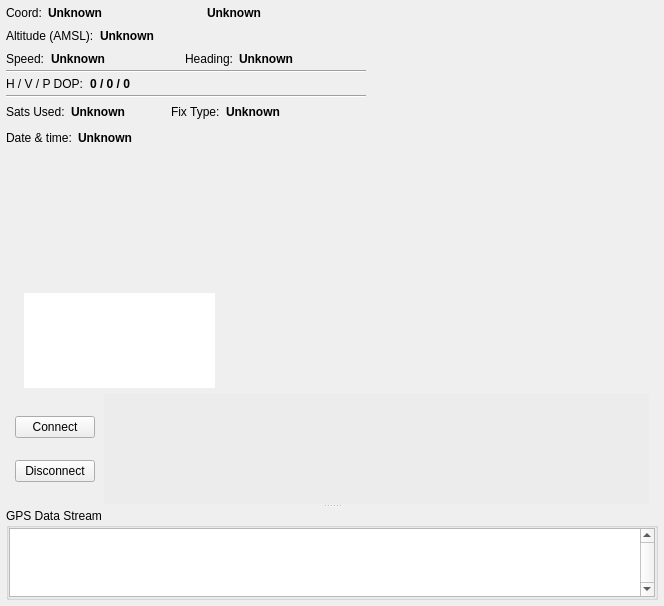
librepilot/LibrePilot, file ground/gcs/src/plugins/gpsdisplay/gpsdisplaywidget.ui: the form before one commit.
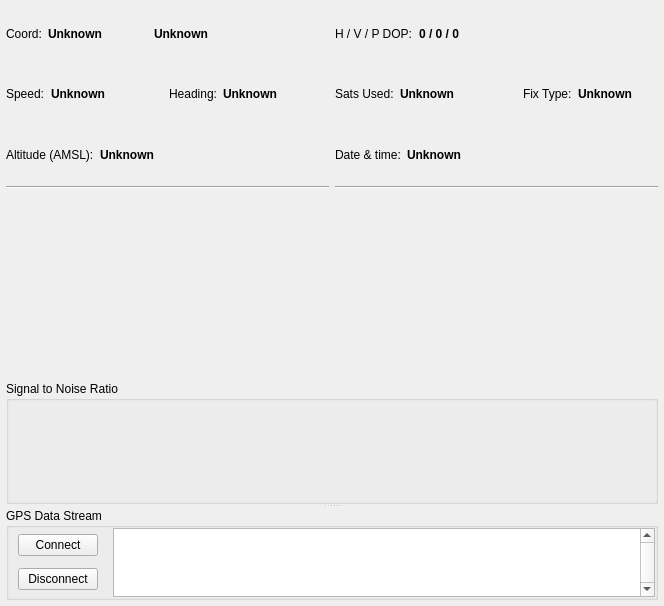
The form after the commit. Custom widgets are drawn as their Qt base class.

Patch:
```diff
--- a/ground/gcs/src/plugins/gpsdisplay/gpsdisplaywidget.ui
+++ b/ground/gcs/src/plugins/gpsdisplay/gpsdisplaywidget.ui
@@ -47,9 +47,17 @@
       <bool>true</bool>
      </property>
      <widget class="QWidget" name="layoutWidget">
-      <layout class="QGridLayout" name="gridLayout" rowstretch="3,0">
+      <layout class="QGridLayout" name="gridLayout" rowstretch="1,0,0">
+       <property name="horizontalSpacing">
+        <number>6</number>
+       </property>
+       <property name="verticalSpacing">
+        <number>0</number>
+       </property>
        <item row="0" column="0">
-        <layout class="QVBoxLayout" name="infoVerticalLayout" stretch="0,0,0,0,0,0,0,0,0,0,0,0,0,0,0,1,0,0">
+        <layout class="QGridLayout" name="gridLayout_2">
+         <item row="0" column="0">
+          <layout class="QVBoxLayout" name="infoVerticalLayout" stretch="0,0,0,0,0,0,0">
          <property name="spacing">
           <number>0</number>
          </property>
@@ -83,6 +91,18 @@
            </item>
            <item>
             <widget class="QLabel" name="coord_value">
+               <property name="minimumSize">
+                <size>
+                 <width>80</width>
+                 <height>0</height>
+                </size>
+               </property>
+               <property name="maximumSize">
+                <size>
+                 <width>100</width>
+                 <height>16777215</height>
+                </size>
+               </property>
              <property name="font">
               <font>
                <weight>75</weight>
@@ -100,18 +120,30 @@
               <enum>Qt::Horizontal</enum>
              </property>
              <property name="sizeType">
-              <enum>QSizePolicy::Minimum</enum>
+                <enum>QSizePolicy::Preferred</enum>
              </property>
              <property name="sizeHint" stdset="0">
               <size>
                <width>6</width>
-               <height>0</height>
+                 <height>20</height>
               </size>
              </property>
             </spacer>
            </item>
            <item>
             <widget class="QLabel" name="coord_value_2">
+               <property name="minimumSize">
+                <size>
+                 <width>80</width>
+                 <height>0</height>
+                </size>
+               </property>
+               <property name="maximumSize">
+                <size>
+                 <width>100</width>
+                 <height>16777215</height>
+                </size>
+               </property>
              <property name="font">
               <font>
                <weight>75</weight>
@@ -129,12 +161,12 @@
               <enum>Qt::Horizontal</enum>
              </property>
              <property name="sizeType">
-              <enum>QSizePolicy::Minimum</enum>
+                <enum>QSizePolicy::MinimumExpanding</enum>
              </property>
              <property name="sizeHint" stdset="0">
               <size>
                <width>6</width>
-               <height>0</height>
+                 <height>20</height>
               </size>
              </property>
             </spacer>
@@ -158,79 +190,7 @@
           </spacer>
          </item>
          <item>
-          <layout class="QHBoxLayout" name="horizontalLayout_2">
-           <property name="topMargin">
-            <number>0</number>
-           </property>
-           <item>
-            <widget class="QLabel" name="alt_label">
-             <property name="text">
-              <string>Altitude (AMSL):</string>
-             </property>
-            </widget>
-           </item>
-           <item>
-            <spacer name="horizontalSpacer_15">
-             <property name="orientation">
-              <enum>Qt::Horizontal</enum>
-             </property>
-             <property name="sizeType">
-              <enum>QSizePolicy::Minimum</enum>
-             </property>
-             <property name="sizeHint" stdset="0">
-              <size>
-               <width>6</width>
-               <height>20</height>
-              </size>
-             </property>
-            </spacer>
-           </item>
-           <item>
-            <widget class="QLabel" name="coord_value_3">
-             <property name="font">
-              <font>
-               <weight>75</weight>
-               <bold>true</bold>
-              </font>
-             </property>
-             <property name="text">
-              <string>Unknown</string>
-             </property>
-            </widget>
-           </item>
-           <item>
-            <spacer name="horizontalSpacer_16">
-             <property name="orientation">
-              <enum>Qt::Horizontal</enum>
-             </property>
-             <property name="sizeHint" stdset="0">
-              <size>
-               <width>40</width>
-               <height>20</height>
-              </size>
-             </property>
-            </spacer>
-           </item>
-          </layout>
-         </item>
-         <item>
-          <spacer name="verticalSpacer_3">
-           <property name="orientation">
-            <enum>Qt::Vertical</enum>
-           </property>
-           <property name="sizeType">
-            <enum>QSizePolicy::Preferred</enum>
-           </property>
-           <property name="sizeHint" stdset="0">
-            <size>
-             <width>20</width>
-             <height>6</height>
-            </size>
-           </property>
-          </spacer>
-         </item>
-         <item>
-          <layout class="QHBoxLayout" name="infoHorizontalLayout2" stretch="0,0,1,0,0,0,1">
+            <layout class="QHBoxLayout" name="infoHorizontalLayout2" stretch="0,0,1,0,0,0,0,1">
            <property name="spacing">
             <number>0</number>
            </property>
@@ -259,6 +219,12 @@
            </item>
            <item>
             <widget class="QLabel" name="speed_value">
+               <property name="minimumSize">
+                <size>
+                 <width>40</width>
+                 <height>0</height>
+                </size>
+               </property>
              <property name="font">
               <font>
                <weight>75</weight>
@@ -273,6 +239,19 @@
              </property>
             </widget>
            </item>
+             <item>
+              <spacer name="horizontalSpacer_19">
+               <property name="orientation">
+                <enum>Qt::Horizontal</enum>
+               </property>
+               <property name="sizeHint" stdset="0">
+                <size>
+                 <width>6</width>
+                 <height>20</height>
+                </size>
+               </property>
+              </spacer>
+             </item>
            <item>
             <spacer name="horizontalSpacer_9">
              <property name="orientation">
@@ -314,6 +293,12 @@
            </item>
            <item>
             <widget class="QLabel" name="bear_value">
+               <property name="minimumSize">
+                <size>
+                 <width>50</width>
+                 <height>0</height>
+                </size>
+               </property>
              <property name="font">
               <font>
                <weight>75</weight>
@@ -327,6 +312,81 @@
            </item>
           </layout>
          </item>
+           <item>
+            <spacer name="verticalSpacer_3">
+             <property name="orientation">
+              <enum>Qt::Vertical</enum>
+             </property>
+             <property name="sizeType">
+              <enum>QSizePolicy::Preferred</enum>
+             </property>
+             <property name="sizeHint" stdset="0">
+              <size>
+               <width>20</width>
+               <height>6</height>
+              </size>
+             </property>
+            </spacer>
+           </item>
+           <item>
+            <layout class="QHBoxLayout" name="horizontalLayout_2">
+             <property name="spacing">
+              <number>0</number>
+             </property>
+             <property name="topMargin">
+              <number>0</number>
+             </property>
+             <item>
+              <widget class="QLabel" name="alt_label">
+               <property name="text">
+                <string>Altitude (AMSL):</string>
+               </property>
+              </widget>
+             </item>
+             <item>
+              <spacer name="horizontalSpacer_15">
+               <property name="orientation">
+                <enum>Qt::Horizontal</enum>
+               </property>
+               <property name="sizeType">
+                <enum>QSizePolicy::Minimum</enum>
+               </property>
+               <property name="sizeHint" stdset="0">
+                <size>
+                 <width>6</width>
+                 <height>20</height>
+                </size>
+               </property>
+              </spacer>
+             </item>
+             <item>
+              <widget class="QLabel" name="coord_value_3">
+               <property name="font">
+                <font>
+                 <weight>75</weight>
+                 <bold>true</bold>
+                </font>
+               </property>
+               <property name="text">
+                <string>Unknown</string>
+               </property>
+              </widget>
+             </item>
+             <item>
+              <spacer name="horizontalSpacer_16">
+               <property name="orientation">
+                <enum>Qt::Horizontal</enum>
+               </property>
+               <property name="sizeHint" stdset="0">
+                <size>
+                 <width>6</width>
+                 <height>20</height>
+                </size>
+               </property>
+              </spacer>
+             </item>
+            </layout>
+           </item>
          <item>
           <spacer name="verticalSpacer_5">
            <property name="orientation">
@@ -350,24 +410,173 @@
            </property>
           </widget>
          </item>
-         <item>
-          <spacer name="verticalSpacer_6">
-           <property name="orientation">
-            <enum>Qt::Vertical</enum>
-           </property>
-           <property name="sizeType">
-            <enum>QSizePolicy::Preferred</enum>
-           </property>
-           <property name="sizeHint" stdset="0">
+          </layout>
+         </item>
+        </layout>
+       </item>
+       <item row="1" column="1">
+        <widget class="GpsConstellationWidget" name="gpsSky">
+         <property name="enabled">
+          <bool>true</bool>
+         </property>
+         <property name="maximumSize">
+          <size>
+           <width>400</width>
+           <height>400</height>
+          </size>
+         </property>
+         <property name="styleSheet">
+          <string notr="true">background-color: rgba(255, 255, 255, 0);</string>
+         </property>
+         <property name="frameShape">
+          <enum>QFrame::Panel</enum>
+         </property>
+         <property name="verticalScrollBarPolicy">
+          <enum>Qt::ScrollBarAlwaysOff</enum>
+         </property>
+         <property name="horizontalScrollBarPolicy">
+          <enum>Qt::ScrollBarAlwaysOff</enum>
+         </property>
+         <property name="backgroundBrush">
+          <brush brushstyle="NoBrush">
+           <color alpha="255">
+            <red>0</red>
+            <green>0</green>
+            <blue>0</blue>
+           </color>
+          </brush>
+         </property>
+        </widget>
+       </item>
+       <item row="1" column="0">
+        <widget class="FlatEarthWidget" name="flatEarth">
+         <property name="sizePolicy">
+          <sizepolicy hsizetype="MinimumExpanding" vsizetype="MinimumExpanding">
+           <horstretch>0</horstretch>
+           <verstretch>0</verstretch>
+          </sizepolicy>
+         </property>
+         <property name="minimumSize">
             <size>
-             <width>20</width>
-             <height>4</height>
-            </size>
-           </property>
-          </spacer>
-         </item>
+           <width>180</width>
+           <height>90</height>
+          </size>
+         </property>
+         <property name="maximumSize">
+          <size>
+           <width>1440</width>
+           <height>720</height>
+          </size>
+         </property>
+         <property name="sizeIncrement">
+          <size>
+           <width>0</width>
+           <height>0</height>
+          </size>
+         </property>
+         <property name="baseSize">
+          <size>
+           <width>0</width>
+           <height>0</height>
+          </size>
+         </property>
+         <property name="palette">
+          <palette>
+           <active>
+            <colorrole role="Base">
+             <brush brushstyle="SolidPattern">
+              <color alpha="0">
+               <red>170</red>
+               <green>255</green>
+               <blue>0</blue>
+              </color>
+             </brush>
+            </colorrole>
+            <colorrole role="Window">
+             <brush brushstyle="SolidPattern">
+              <color alpha="0">
+               <red>240</red>
+               <green>34</green>
+               <blue>223</blue>
+              </color>
+             </brush>
+            </colorrole>
+           </active>
+           <inactive>
+            <colorrole role="Base">
+             <brush brushstyle="SolidPattern">
+              <color alpha="0">
+               <red>170</red>
+               <green>255</green>
+               <blue>0</blue>
+              </color>
+             </brush>
+            </colorrole>
+            <colorrole role="Window">
+             <brush brushstyle="SolidPattern">
+              <color alpha="0">
+               <red>240</red>
+               <green>34</green>
+               <blue>223</blue>
+              </color>
+             </brush>
+            </colorrole>
+           </inactive>
+           <disabled>
+            <colorrole role="Base">
+             <brush brushstyle="SolidPattern">
+              <color alpha="0">
+               <red>240</red>
+               <green>34</green>
+               <blue>223</blue>
+              </color>
+             </brush>
+            </colorrole>
+            <colorrole role="Window">
+             <brush brushstyle="SolidPattern">
+              <color alpha="0">
+               <red>240</red>
+               <green>34</green>
+               <blue>223</blue>
+              </color>
+             </brush>
+            </colorrole>
+           </disabled>
+          </palette>
+         </property>
+         <property name="cursor" stdset="0">
+          <cursorShape>PointingHandCursor</cursorShape>
+         </property>
+         <property name="toolTip">
+          <string extracomment="Location of GCS on the Earth">&lt;html&gt;&lt;head/&gt;&lt;body&gt;&lt;p&gt;Location of the UAV on the Earth&lt;/p&gt;&lt;p&gt;Click to toggle zoomlevel.&lt;/p&gt;&lt;/body&gt;&lt;/html&gt;</string>
+         </property>
+         <property name="frameShape">
+          <enum>QFrame::NoFrame</enum>
+         </property>
+         <property name="lineWidth">
+          <number>0</number>
+         </property>
+         <property name="verticalScrollBarPolicy">
+          <enum>Qt::ScrollBarAlwaysOff</enum>
+         </property>
+         <property name="horizontalScrollBarPolicy">
+          <enum>Qt::ScrollBarAlwaysOff</enum>
+         </property>
+         <property name="optimizationFlags">
+          <set>QGraphicsView::DontAdjustForAntialiasing</set>
+         </property>
+        </widget>
+       </item>
+       <item row="0" column="1">
+        <layout class="QVBoxLayout" name="verticalLayout_3" stretch="0,0,0,0,0,0,0">
+         <property name="spacing">
+          <number>0</number>
+         </property>
          <item>
-          <layout class="QHBoxLayout" name="infoHorizontalLayout3" stretch="0,0,1">
+          <layout class="QHBoxLayout" name="infoHorizontalLayout3" stretch="0,0,1,0">
+           <property name="spacing">
+            <number>0</number>
+           </property>
            <item>
             <widget class="QLabel" name="label">
              <property name="text">
@@ -404,30 +613,20 @@
              </property>
             </widget>
            </item>
-          </layout>
-         </item>
          <item>
-          <spacer name="verticalSpacer_8">
+            <spacer name="horizontalSpacer_24">
            <property name="orientation">
-            <enum>Qt::Vertical</enum>
-           </property>
-           <property name="sizeType">
-            <enum>QSizePolicy::Preferred</enum>
+              <enum>Qt::Horizontal</enum>
            </property>
            <property name="sizeHint" stdset="0">
             <size>
-             <width>20</width>
-             <height>4</height>
+               <width>6</width>
+               <height>20</height>
             </size>
            </property>
           </spacer>
          </item>
-         <item>
-          <widget class="Line" name="line2">
-           <property name="orientation">
-            <enum>Qt::Horizontal</enum>
-           </property>
-          </widget>
+          </layout>
          </item>
          <item>
           <spacer name="verticalSpacer_7">
@@ -440,13 +639,13 @@
            <property name="sizeHint" stdset="0">
             <size>
              <width>20</width>
-             <height>4</height>
+             <height>6</height>
             </size>
            </property>
           </spacer>
          </item>
          <item>
-          <layout class="QHBoxLayout" name="infoHorizontalLayout4" stretch="0,0,1,0,0,0,0,0,0">
+          <layout class="QHBoxLayout" name="infoHorizontalLayout4" stretch="0,0,1,0,0,0,0,0">
            <property name="spacing">
             <number>0</number>
            </property>
@@ -483,13 +682,13 @@
              </property>
              <property name="minimumSize">
               <size>
-               <width>50</width>
+               <width>30</width>
                <height>0</height>
               </size>
              </property>
              <property name="maximumSize">
               <size>
-               <width>100</width>
+               <width>16777215</width>
                <height>16777215</height>
               </size>
              </property>
@@ -511,7 +710,7 @@
              </property>
              <property name="sizeHint" stdset="0">
               <size>
-               <width>40</width>
+               <width>6</width>
                <height>20</height>
               </size>
              </property>
@@ -560,7 +759,7 @@
             <widget class="QLabel" name="fix_value">
              <property name="minimumSize">
               <size>
-               <width>100</width>
+               <width>80</width>
                <height>0</height>
               </size>
              </property>
@@ -575,19 +774,6 @@
              </property>
             </widget>
            </item>
-           <item>
-            <spacer name="horizontalSpacer_19">
-             <property name="orientation">
-              <enum>Qt::Horizontal</enum>
-             </property>
-             <property name="sizeHint" stdset="0">
-              <size>
-               <width>40</width>
-               <height>20</height>
-              </size>
-             </property>
-            </spacer>
-           </item>
           </layout>
          </item>
          <item>
@@ -616,6 +802,12 @@
            </property>
            <item>
             <widget class="QLabel" name="datetime_label">
+             <property name="minimumSize">
+              <size>
+               <width>0</width>
+               <height>0</height>
+              </size>
+             </property>
              <property name="text">
               <string>Date &amp; time:</string>
              </property>
@@ -639,6 +831,12 @@
            </item>
            <item>
             <widget class="QLabel" name="time_value">
+             <property name="minimumSize">
+              <size>
+               <width>50</width>
+               <height>0</height>
+              </size>
+             </property>
              <property name="maximumSize">
               <size>
                <width>16777215</width>
@@ -663,7 +861,7 @@
              </property>
              <property name="sizeHint" stdset="0">
               <size>
-               <width>40</width>
+               <width>6</width>
                <height>20</height>
               </size>
              </property>
@@ -672,12 +870,12 @@
           </layout>
          </item>
          <item>
-          <spacer name="verticalSpacer_1">
+          <spacer name="verticalSpacer_10">
            <property name="orientation">
             <enum>Qt::Vertical</enum>
            </property>
            <property name="sizeType">
-            <enum>QSizePolicy::Expanding</enum>
+            <enum>QSizePolicy::Preferred</enum>
            </property>
            <property name="sizeHint" stdset="0">
             <size>
@@ -688,232 +886,74 @@
           </spacer>
          </item>
          <item>
-          <spacer name="verticalSpacer">
+          <widget class="Line" name="line2">
            <property name="orientation">
-            <enum>Qt::Vertical</enum>
-           </property>
-           <property name="sizeType">
-            <enum>QSizePolicy::Ignored</enum>
-           </property>
-           <property name="sizeHint" stdset="0">
-            <size>
-             <width>20</width>
-             <height>40</height>
-            </size>
-           </property>
-          </spacer>
-         </item>
-         <item>
-          <layout class="QHBoxLayout" name="horizontalLayout_4" stretch="0,0,0">
-           <property name="spacing">
-            <number>0</number>
-           </property>
-           <item>
-            <spacer name="horizontalSpacer_21">
-             <property name="orientation">
               <enum>Qt::Horizontal</enum>
              </property>
-             <property name="sizeType">
-              <enum>QSizePolicy::Minimum</enum>
-             </property>
-             <property name="sizeHint" stdset="0">
-              <size>
-               <width>18</width>
-               <height>20</height>
-              </size>
-             </property>
-            </spacer>
-           </item>
-           <item>
-            <widget class="QGraphicsView" name="flatEarth">
-             <property name="sizePolicy">
-              <sizepolicy hsizetype="Fixed" vsizetype="Fixed">
-               <horstretch>0</horstretch>
-               <verstretch>0</verstretch>
-              </sizepolicy>
-             </property>
-             <property name="minimumSize">
-              <size>
-               <width>191</width>
-               <height>95</height>
-              </size>
-             </property>
-             <property name="maximumSize">
-              <size>
-               <width>191</width>
-               <height>95</height>
-              </size>
-             </property>
-             <property name="acceptDrops">
-              <bool>false</bool>
-             </property>
-             <property name="toolTip">
-              <string extracomment="Location of GCS on the Earth">&lt;html&gt;&lt;head/&gt;&lt;body&gt;&lt;p&gt;Location of GCS on the Earth&lt;/p&gt;&lt;/body&gt;&lt;/html&gt;</string>
-             </property>
-             <property name="frameShape">
-              <enum>QFrame::NoFrame</enum>
-             </property>
-             <property name="lineWidth">
-              <number>0</number>
-             </property>
-             <property name="verticalScrollBarPolicy">
-              <enum>Qt::ScrollBarAlwaysOff</enum>
-             </property>
-             <property name="horizontalScrollBarPolicy">
-              <enum>Qt::ScrollBarAlwaysOff</enum>
-             </property>
-             <property name="optimizationFlags">
-              <set>QGraphicsView::DontAdjustForAntialiasing</set>
-             </property>
-            </widget>
-           </item>
-           <item>
-            <spacer name="horizontalSpacer_14">
-             <property name="orientation">
-              <enum>Qt::Horizontal</enum>
-             </property>
-             <property name="sizeHint" stdset="0">
-              <size>
-               <width>40</width>
-               <height>20</height>
-              </size>
-             </property>
-            </spacer>
-           </item>
-          </layout>
-         </item>
-        </layout>
-       </item>
-       <item row="0" column="1">
-        <layout class="QVBoxLayout" name="verticalLayout_3" stretch="0,1">
-         <property name="spacing">
-          <number>0</number>
-         </property>
-         <item>
-          <widget class="GpsConstellationWidget" name="gpsSky">
-           <property name="enabled">
-            <bool>true</bool>
-           </property>
-           <property name="maximumSize">
-            <size>
-             <width>400</width>
-             <height>400</height>
-            </size>
-           </property>
-           <property name="styleSheet">
-            <string notr="true">background-color: rgba(255, 255, 255, 0);</string>
-           </property>
-           <property name="frameShape">
-            <enum>QFrame::Panel</enum>
-           </property>
-           <property name="verticalScrollBarPolicy">
-            <enum>Qt::ScrollBarAlwaysOff</enum>
-           </property>
-           <property name="horizontalScrollBarPolicy">
-            <enum>Qt::ScrollBarAlwaysOff</enum>
-           </property>
-           <property name="backgroundBrush">
-            <brush brushstyle="NoBrush">
-             <color alpha="255">
-              <red>0</red>
-              <green>0</green>
-              <blue>0</blue>
-             </color>
-            </brush>
-           </property>
-          </widget>
-         </item>
-         <item>
-          <spacer name="verticalSpacer_2">
-           <property name="orientation">
-            <enum>Qt::Vertical</enum>
-           </property>
-           <property name="sizeType">
-            <enum>QSizePolicy::Expanding</enum>
-           </property>
-           <property name="sizeHint" stdset="0">
-            <size>
-             <width>20</width>
-             <height>40</height>
-            </size>
-           </property>
-          </spacer>
-         </item>
-        </layout>
-       </item>
-       <item row="1" column="0" colspan="2">
-        <layout class="QHBoxLayout" name="horizontalLayout2">
-         <property name="spacing">
-          <number>0</number>
-         </property>
-         <property name="topMargin">
-          <number>0</number>
-         </property>
-         <property name="bottomMargin">
-          <number>0</number>
-         </property>
-         <item>
-          <spacer name="horizontalSpacer">
-           <property name="orientation">
-            <enum>Qt::Horizontal</enum>
-           </property>
-           <property name="sizeType">
-            <enum>QSizePolicy::Fixed</enum>
-           </property>
-           <property name="sizeHint" stdset="0">
-            <size>
-             <width>9</width>
-             <height>20</height>
-            </size>
-           </property>
-          </spacer>
-         </item>
-         <item>
-          <layout class="QVBoxLayout" name="verticalLayout">
-           <item>
-            <widget class="QPushButton" name="connectButton">
-             <property name="text">
-              <string>Connect</string>
-             </property>
-            </widget>
-           </item>
-           <item>
-            <widget class="QPushButton" name="disconnectButton">
-             <property name="text">
-              <string>Disconnect</string>
-             </property>
-            </widget>
-           </item>
-          </layout>
-         </item>
-         <item>
-          <spacer name="horizontalSpacer_3">
-           <property name="orientation">
-            <enum>Qt::Horizontal</enum>
-           </property>
-           <property name="sizeType">
-            <enum>QSizePolicy::MinimumExpanding</enum>
-           </property>
-           <property name="sizeHint" stdset="0">
-            <size>
-             <width>9</width>
-             <height>20</height>
-            </size>
-           </property>
-          </spacer>
-         </item>
-         <item>
-          <widget class="GpsSnrWidget" name="gpsSnrWidget">
+          </widget>
+         </item>
+        </layout>
+       </item>
+       <item row="2" column="0" colspan="2">
+        <widget class="QGroupBox" name="groupBox">
            <property name="sizePolicy">
-            <sizepolicy hsizetype="Expanding" vsizetype="Expanding">
+          <sizepolicy hsizetype="Expanding" vsizetype="Preferred">
              <horstretch>1</horstretch>
              <verstretch>0</verstretch>
             </sizepolicy>
            </property>
+         <property name="minimumSize">
+          <size>
+           <width>0</width>
+           <height>0</height>
+          </size>
+         </property>
+         <property name="maximumSize">
+          <size>
+           <width>16777215</width>
+           <height>16777215</height>
+          </size>
+         </property>
+         <property name="focusPolicy">
+          <enum>Qt::NoFocus</enum>
+         </property>
+         <property name="title">
+          <string>Signal to Noise Ratio</string>
+         </property>
+         <layout class="QVBoxLayout" name="verticalLayout_5">
+          <property name="spacing">
+           <number>0</number>
+          </property>
+          <property name="leftMargin">
+           <number>0</number>
+          </property>
+          <property name="topMargin">
+           <number>0</number>
+          </property>
+          <property name="rightMargin">
+           <number>0</number>
+          </property>
+          <property name="bottomMargin">
+           <number>0</number>
+          </property>
+          <item>
+           <widget class="GpsSnrWidget" name="gpsSnrWidget">
+            <property name="sizePolicy">
+             <sizepolicy hsizetype="Expanding" vsizetype="Preferred">
+              <horstretch>0</horstretch>
+              <verstretch>0</verstretch>
+             </sizepolicy>
+            </property>
+            <property name="minimumSize">
+             <size>
+              <width>0</width>
+              <height>100</height>
+             </size>
+            </property>
            <property name="maximumSize">
             <size>
              <width>850</width>
-             <height>110</height>
+              <height>100</height>
             </size>
            </property>
            <property name="baseSize">
@@ -927,7 +967,7 @@
              <active>
               <colorrole role="Base">
                <brush brushstyle="SolidPattern">
-                <color alpha="255">
+                 <color alpha="0">
                  <red>236</red>
                  <green>236</green>
                  <blue>236</blue>
@@ -936,7 +976,7 @@
               </colorrole>
               <colorrole role="Window">
                <brush brushstyle="SolidPattern">
-                <color alpha="255">
+                 <color alpha="0">
                  <red>237</red>
                  <green>237</green>
                  <blue>237</blue>
@@ -947,7 +987,7 @@
              <inactive>
               <colorrole role="Base">
                <brush brushstyle="SolidPattern">
-                <color alpha="255">
+                 <color alpha="0">
                  <red>236</red>
                  <green>236</green>
                  <blue>236</blue>
@@ -956,7 +996,7 @@
               </colorrole>
               <colorrole role="Window">
                <brush brushstyle="SolidPattern">
-                <color alpha="255">
+                 <color alpha="0">
                  <red>237</red>
                  <green>237</green>
                  <blue>237</blue>
@@ -967,7 +1007,7 @@
              <disabled>
               <colorrole role="Base">
                <brush brushstyle="SolidPattern">
-                <color alpha="255">
+                 <color alpha="0">
                  <red>236</red>
                  <green>236</green>
                  <blue>236</blue>
@@ -976,7 +1016,7 @@
               </colorrole>
               <colorrole role="Window">
                <brush brushstyle="SolidPattern">
-                <color alpha="255">
+                 <color alpha="0">
                  <red>236</red>
                  <green>236</green>
                  <blue>236</blue>
@@ -1009,23 +1049,8 @@
            </property>
           </widget>
          </item>
-         <item>
-          <spacer name="horizontalSpacer_2">
-           <property name="orientation">
-            <enum>Qt::Horizontal</enum>
-           </property>
-           <property name="sizeType">
-            <enum>QSizePolicy::Fixed</enum>
-           </property>
-           <property name="sizeHint" stdset="0">
-            <size>
-             <width>9</width>
-             <height>20</height>
-            </size>
-           </property>
-          </spacer>
-         </item>
-        </layout>
+         </layout>
+        </widget>
        </item>
       </layout>
      </widget>
@@ -1047,6 +1072,32 @@
         <number>0</number>
        </property>
        <item>
+        <layout class="QHBoxLayout" name="horizontalLayout">
+         <item>
+          <layout class="QVBoxLayout" name="verticalLayout">
+           <property name="leftMargin">
+            <number>9</number>
+           </property>
+           <property name="rightMargin">
+            <number>9</number>
+           </property>
+           <item>
+            <widget class="QPushButton" name="connectButton">
+             <property name="text">
+              <string>Connect</string>
+             </property>
+            </widget>
+           </item>
+           <item>
+            <widget class="QPushButton" name="disconnectButton">
+             <property name="text">
+              <string>Disconnect</string>
+             </property>
+            </widget>
+           </item>
+          </layout>
+         </item>
+         <item>
         <widget class="QTextBrowser" name="textBrowser">
          <property name="sizePolicy">
           <sizepolicy hsizetype="Expanding" vsizetype="Ignored">
@@ -1075,6 +1126,8 @@
         </widget>
        </item>
       </layout>
+       </item>
+      </layout>
      </widget>
     </widget>
    </item>
@@ -1091,6 +1144,11 @@
    <extends>QGraphicsView</extends>
    <header>gpssnrwidget.h</header>
   </customwidget>
+  <customwidget>
+   <class>FlatEarthWidget</class>
+   <extends>QGraphicsView</extends>
+   <header>flatearthwidget.h</header>
+  </customwidget>
  </customwidgets>
  <resources/>
  <connections/>
```
Left out of the diff: 6 changed lines with no effect on the pictures. Lines whose indentation alone changed are shown as unchanged.
